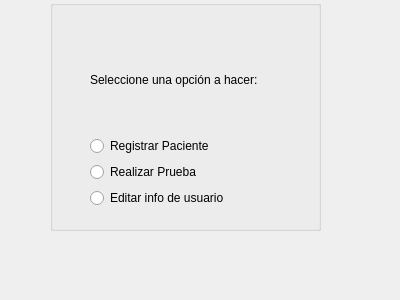
Qt form Proyecto_definitivo_3.0/opciones_deusr.ui (EdwardSZS/ALSEDFS2020) before a commit.
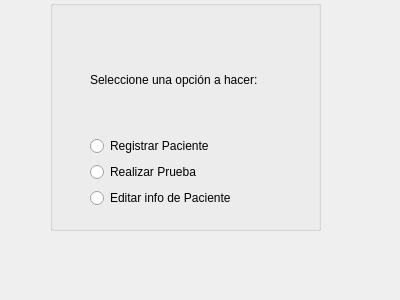
The same form after that commit.

Diff of the .ui file:
```diff
--- a/Proyecto_definitivo_3.0/opciones_deusr.ui
+++ b/Proyecto_definitivo_3.0/opciones_deusr.ui
@@ -10,6 +10,12 @@
     <height>300</height>
    </rect>
   </property>
+  <property name="maximumSize">
+   <size>
+    <width>400</width>
+    <height>300</height>
+   </size>
+  </property>
   <property name="windowTitle">
    <string>Dialog</string>
   </property>
@@ -52,7 +58,7 @@
      <item row="6" column="0">
       <widget class="QRadioButton" name="Edit_usr">
        <property name="text">
-        <string>Editar info de usuario</string>
+        <string>Editar info de Paciente</string>
        </property>
       </widget>
      </item>
```
